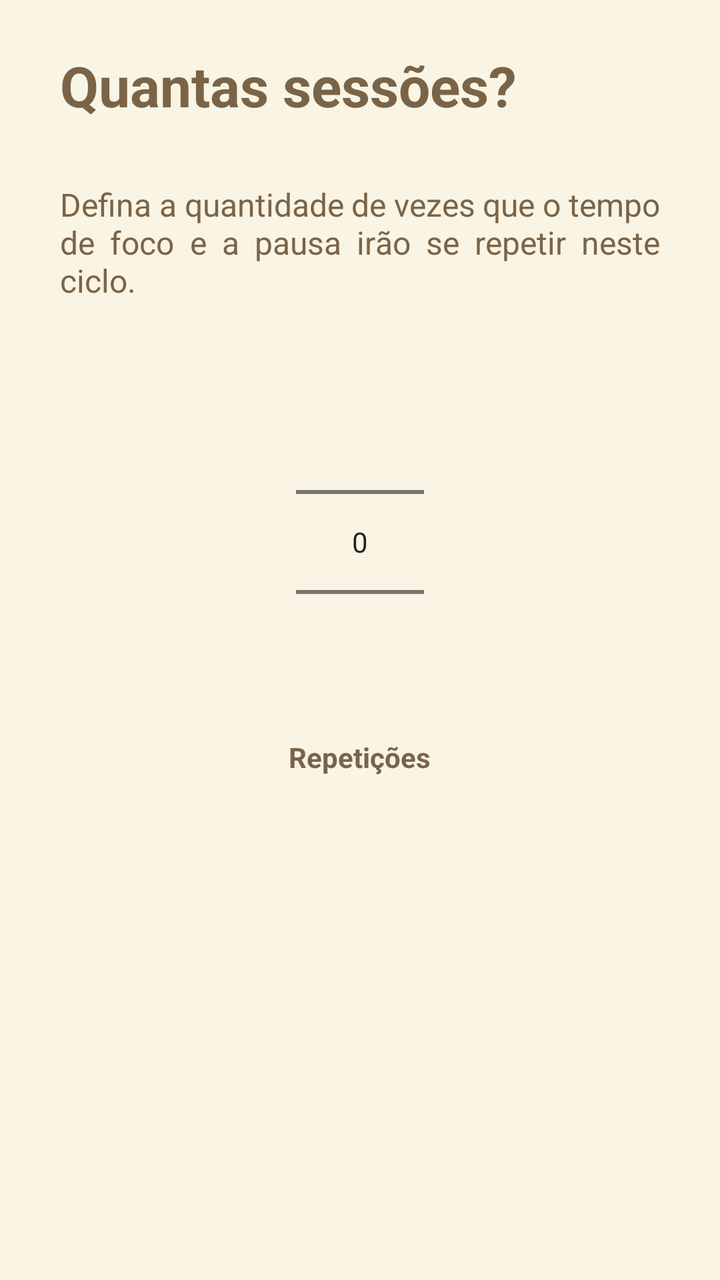
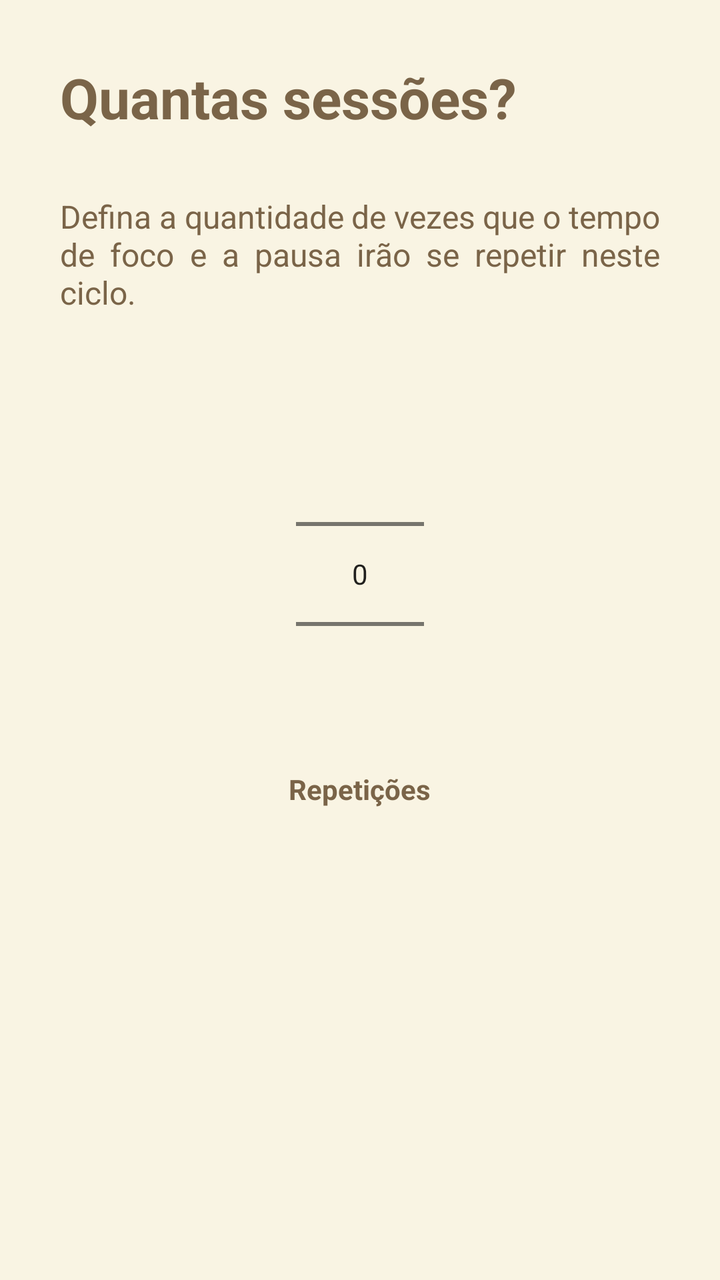

Before-and-after screenshots of an Android layout around one commit, followed by the original layout XML and the change that was made.
<!-- AndroidManifest.xml: application theme Theme.Orbi -->
<!-- res/layout/fragment_step_four.xml -->
<?xml version="1.0" encoding="utf-8"?>
<androidx.constraintlayout.widget.ConstraintLayout
    xmlns:android="http://schemas.android.com/apk/res/android"
    xmlns:app="http://schemas.android.com/apk/res-auto"
    android:layout_width="match_parent"
    android:layout_height="match_parent"
    android:background="@color/orbi_cream">


    <TextView
        android:id="@+id/tv_step_title"
        android:layout_width="0dp"
        android:layout_height="wrap_content"
        android:layout_marginHorizontal="30dp"
        android:layout_marginStart="30dp"
        android:layout_marginTop="24dp"
        android:layout_marginEnd="30dp"
        android:text="Quantas sessões?"
        android:textColor="@color/orbi_dark_brown"
        android:textSize="28sp"
        android:textStyle="bold"
        app:layout_constraintEnd_toEndOf="parent"
        app:layout_constraintHorizontal_bias="0.0"
        app:layout_constraintStart_toStartOf="parent"
        app:layout_constraintTop_toTopOf="parent" />

    <TextView
        android:id="@+id/tv_step_desc"
        android:layout_width="0dp"
        android:layout_height="wrap_content"
        android:layout_marginHorizontal="30dp"
        android:layout_marginStart="30dp"
        android:layout_marginTop="30dp"
        android:layout_marginEnd="30dp"
        android:text="Defina a quantidade de vezes que o tempo de foco e a pausa irão se repetir neste ciclo."
        android:justificationMode="inter_word"
        android:textColor="@color/orbi_dark_brown"
        android:textSize="16sp"
        app:layout_constraintEnd_toEndOf="parent"
        app:layout_constraintStart_toStartOf="parent"
        app:layout_constraintTop_toBottomOf="@+id/tv_step_title" />


    
    <LinearLayout
        android:layout_width="0dp"
        android:layout_height="wrap_content"
        android:layout_marginStart="30dp"
        android:layout_marginTop="30dp"
        android:layout_marginEnd="30dp"
        android:gravity="center"
        android:orientation="vertical"
        app:layout_constraintEnd_toEndOf="parent"
        app:layout_constraintStart_toStartOf="parent"
        app:layout_constraintTop_toBottomOf="@+id/tv_step_desc">


        <NumberPicker
            android:id="@+id/picker_repetitions"
            android:layout_width="wrap_content"
            android:layout_height="wrap_content"
            android:theme="@style/Theme.AppCompat.Light" />


        <TextView
            android:layout_width="wrap_content"
            android:layout_height="wrap_content"
            android:layout_marginTop="8dp"
            android:text="Repetições"
            android:textColor="@color/orbi_dark_brown"
            android:textSize="14sp"
            android:textStyle="bold" />


    </LinearLayout>


</androidx.constraintlayout.widget.ConstraintLayout>
<!-- resources referenced by this layout -->
<resources>
  <color name="orbi_cream">#F9F4E3</color>
  <color name="orbi_dark_brown">#7A6448</color>
  <style name="Theme.Orbi" parent="Theme.MaterialComponents.Light.NoActionBar">
  
  
          <item name="colorPrimary">@color/orbi_dark_brown</item>
          <item name="colorPrimaryVariant">@color/orbi_olive</item>
          <item name="colorOnPrimary">@color/orbi_white</item>
          <item name="colorSecondary">@color/orbi_olive</item>
          <item name="colorSecondaryVariant">@color/orbi_light_olive</item>
          <item name="colorOnSecondary">@color/orbi_white</item>
  
  
          
          <item name="android:statusBarColor">@color/orbi_cream</item>
          <item name="android:windowLightStatusBar">true</item>
  
  
          
          <item name="android:navigationBarColor">@color/orbi_cream</item>
          <item name="android:windowLightNavigationBar" tools:targetApi="o_mr1">true</item>
  
  
      </style>
  <color name="orbi_olive">#B1BA8E</color>
  <color name="orbi_white">#FFFFFF</color>
  <color name="orbi_light_olive">#D4DDB1</color>
</resources>

<!-- the commit's change to res/layout/fragment_step_four.xml (unified diff, before → after) -->
@@ -12,28 +12,24 @@
         android:layout_width="0dp"
         android:layout_height="wrap_content"
         android:layout_marginHorizontal="30dp"
-        android:layout_marginStart="30dp"
-        android:layout_marginTop="24dp"
-        android:layout_marginEnd="30dp"
+        android:layout_marginTop="30dp"
         android:text="Quantas sessões?"
         android:textColor="@color/orbi_dark_brown"
         android:textSize="28sp"
         android:textStyle="bold"
         app:layout_constraintEnd_toEndOf="parent"
-        app:layout_constraintHorizontal_bias="0.0"
         app:layout_constraintStart_toStartOf="parent"
         app:layout_constraintTop_toTopOf="parent" />
+
 
     <TextView
         android:id="@+id/tv_step_desc"
         android:layout_width="0dp"
         android:layout_height="wrap_content"
         android:layout_marginHorizontal="30dp"
-        android:layout_marginStart="30dp"
         android:layout_marginTop="30dp"
-        android:layout_marginEnd="30dp"
+        android:justificationMode="inter_word"
         android:text="Defina a quantidade de vezes que o tempo de foco e a pausa irão se repetir neste ciclo."
-        android:justificationMode="inter_word"
         android:textColor="@color/orbi_dark_brown"
         android:textSize="16sp"
         app:layout_constraintEnd_toEndOf="parent"
@@ -42,37 +38,46 @@
 
 
     
-    <LinearLayout
-        android:layout_width="0dp"
-        android:layout_height="wrap_content"
-        android:layout_marginStart="30dp"
+    <androidx.core.widget.NestedScrollView
+        android:layout_width="match_parent"
+        android:layout_height="0dp"
         android:layout_marginTop="30dp"
-        android:layout_marginEnd="30dp"
-        android:gravity="center"
-        android:orientation="vertical"
-        app:layout_constraintEnd_toEndOf="parent"
-        app:layout_constraintStart_toStartOf="parent"
+        android:fillViewport="true"
+        app:layout_constraintBottom_toBottomOf="parent"
         app:layout_constraintTop_toBottomOf="@+id/tv_step_desc">
 
 
-        <NumberPicker
-            android:id="@+id/picker_repetitions"
-            android:layout_width="wrap_content"
+        
+        <LinearLayout
+            android:layout_width="match_parent"
             android:layout_height="wrap_content"
-            android:theme="@style/Theme.AppCompat.Light" />
+            android:gravity="top|center_horizontal"
+            android:orientation="vertical"
+            android:paddingTop="10dp"
+            android:paddingBottom="40dp">
 
 
-        <TextView
-            android:layout_width="wrap_content"
-            android:layout_height="wrap_content"
-            android:layout_marginTop="8dp"
-            android:text="Repetições"
-            android:textColor="@color/orbi_dark_brown"
-            android:textSize="14sp"
-            android:textStyle="bold" />
+            <NumberPicker
+                android:id="@+id/picker_repetitions"
+                android:layout_width="wrap_content"
+                android:layout_height="wrap_content"
+                android:theme="@style/Theme.AppCompat.Light" />
 
 
-    </LinearLayout>
+            <TextView
+                android:layout_width="wrap_content"
+                android:layout_height="wrap_content"
+                android:layout_marginTop="8dp"
+                android:text="Repetições"
+                android:textColor="@color/orbi_dark_brown"
+                android:textSize="14sp"
+                android:textStyle="bold" />
+
+
+        </LinearLayout>
+
+
+    </androidx.core.widget.NestedScrollView>
 
 
 </androidx.constraintlayout.widget.ConstraintLayout>
